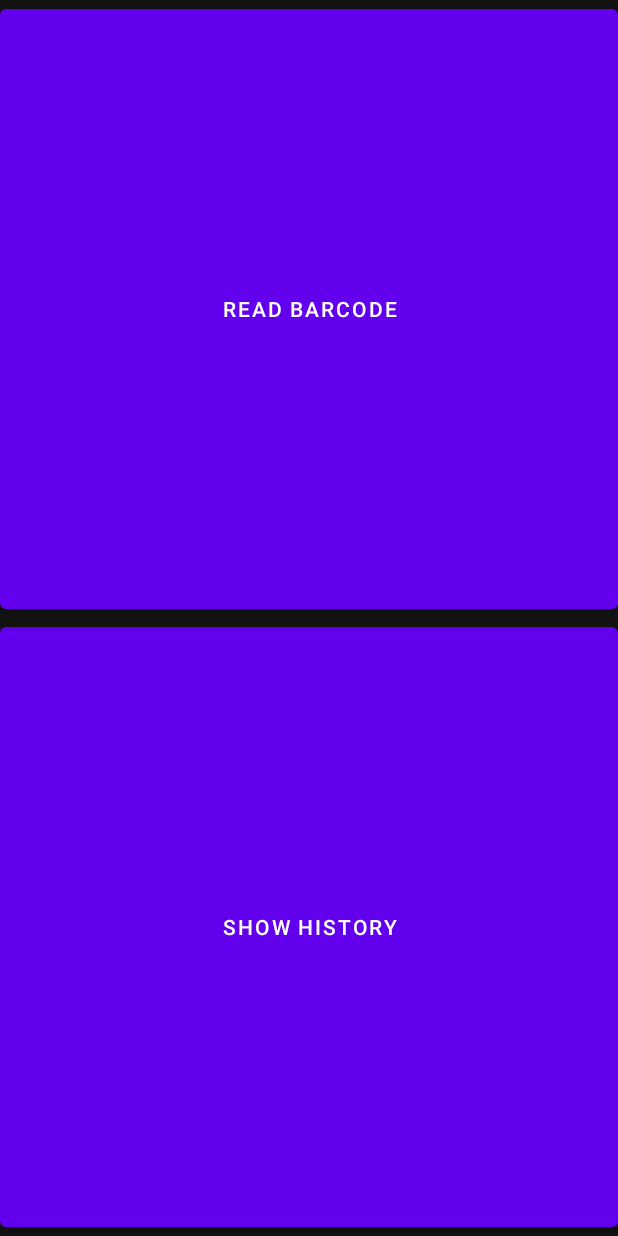
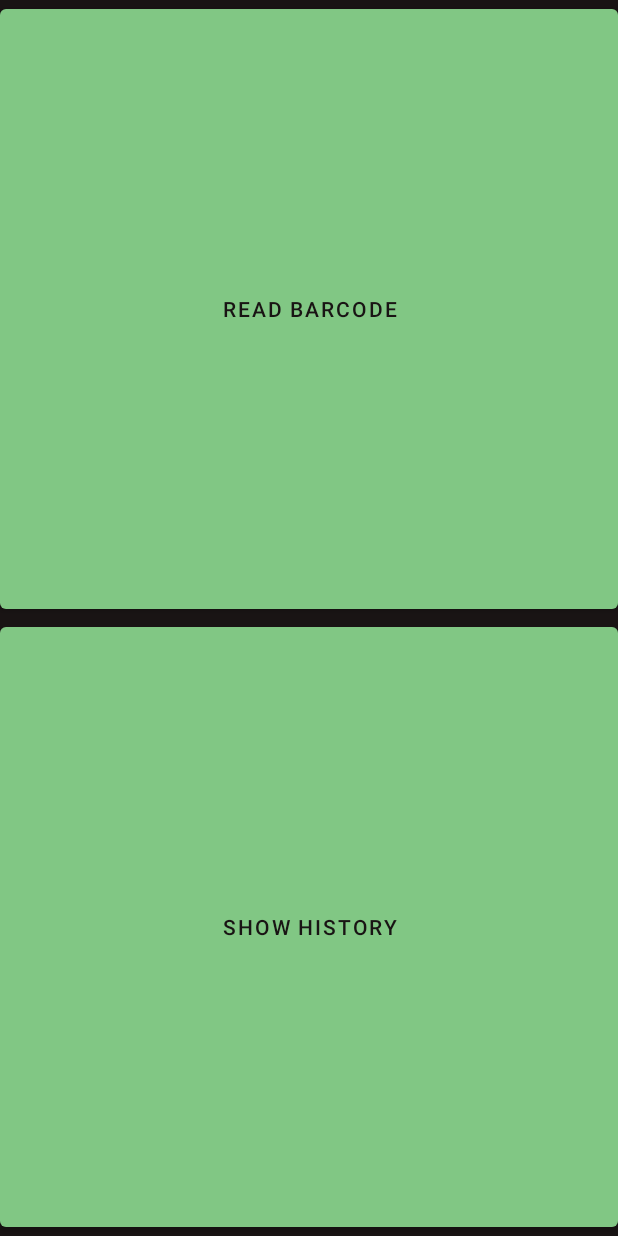
Before and after one commit to kix2902/CD2Spotify, an Android app: the screen it shows after launch (MainActivity), on a phone screen of 412 x 824 dp. Run offline under Robolectric (Android 15) with nearby library versions, the phone set to English and light mode, and no system bars.

Commit message:
Updated colors

```diff
--- a/app/src/main/res/values/colors.xml
+++ b/app/src/main/res/values/colors.xml
@@ -1,12 +1,12 @@
 <?xml version="1.0" encoding="utf-8"?>
 <resources>
-    <color name="purple_200">#FFBB86FC</color>
-    <color name="purple_500">#FF6200EE</color>
-    <color name="purple_700">#FF3700B3</color>
-    <color name="teal_200">#FF03DAC5</color>
-    <color name="teal_700">#FF018786</color>
     <color name="black">#191414</color>
     <color name="white">#FFFFFF</color>
 
-    <color name="green">#1DB954</color>
+    <color name="green_300">#81c784</color>
+    <color name="green_500">#4caf50</color>
+    <color name="green_700">#388e3c</color>
+    <color name="cyan_200">#4dd0e1</color>
+    <color name="cyan_500">#00bcd4</color>
+    <color name="cyan_700">#0097a7</color>
 </resources>
--- a/app/src/main/res/values/themes.xml
+++ b/app/src/main/res/values/themes.xml
@@ -1,16 +1,19 @@
-<resources xmlns:tools="http://schemas.android.com/tools">
+<resources>
     <!-- Base application theme. -->
     <style name="Theme.CD2Spotify" parent="Theme.MaterialComponents.NoActionBar">
         <!-- Primary brand color. -->
-        <item name="colorPrimary">@color/purple_500</item>
-        <item name="colorPrimaryVariant">@color/purple_700</item>
-        <item name="colorOnPrimary">@color/white</item>
+        <item name="colorPrimary">@color/green_300</item>
+        <item name="colorPrimaryVariant">@color/green_700</item>
+        <item name="colorOnPrimary">@color/black</item>
         <!-- Secondary brand color. -->
-        <item name="colorSecondary">@color/teal_200</item>
-        <item name="colorSecondaryVariant">@color/teal_700</item>
+        <item name="colorSecondary">@color/cyan_200</item>
+        <item name="colorSecondaryVariant">@color/cyan_700</item>
         <item name="colorOnSecondary">@color/black</item>
         <!-- Status bar color. -->
-        <item name="android:statusBarColor" tools:targetApi="l">?attr/colorPrimaryVariant</item>
+        <item name="android:statusBarColor">?attr/colorPrimaryVariant</item>
+        <item name="android:windowLightStatusBar">false</item>
         <!-- Customize your theme here. -->
+        <item name="android:colorBackground">@color/black</item>
+        <item name="colorOnBackground">@color/white</item>
     </style>
 </resources>
```
